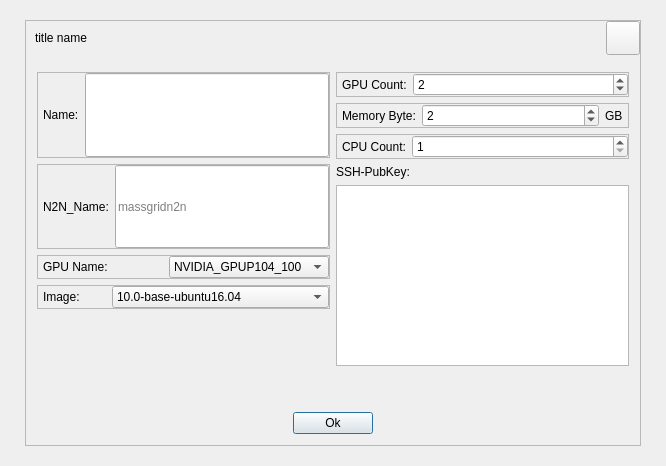
This is src/qt/forms/adddockerservicedlg.ui in MassGrid/MassGrid as Qt 5 draws it before an edit. The edited form follows.
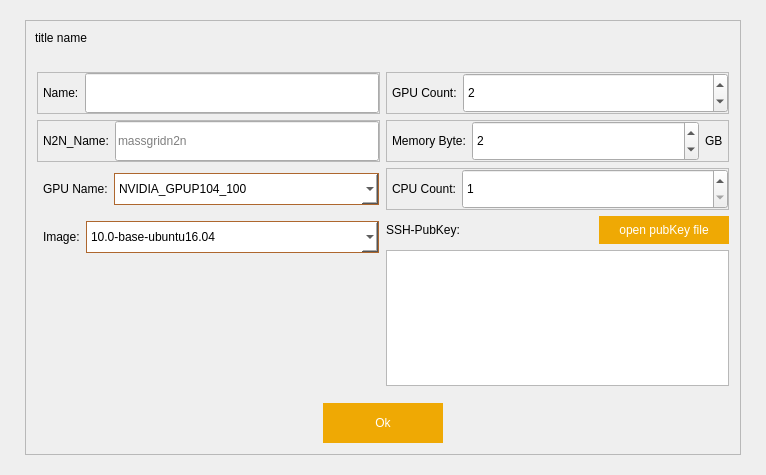
This is the edited form. Icons and pictures are not drawn.

What changed in the file:
```diff
--- a/src/qt/forms/adddockerservicedlg.ui
+++ b/src/qt/forms/adddockerservicedlg.ui
@@ -6,8 +6,8 @@
    <rect>
     <x>0</x>
     <y>0</y>
-    <width>666</width>
-    <height>466</height>
+    <width>766</width>
+    <height>475</height>
    </rect>
   </property>
   <property name="windowTitle">
@@ -52,24 +52,17 @@
         <property name="styleSheet">
          <string notr="true">QFrame#frame,
 QFrame#frame_2,
-QFrame#frame_3,
-QFrame#frame_4,
 QFrame#frame_5,
 QFrame#frame_6,
 QFrame#frame_7,
 QFrame#frame_8{
-min-height:40px;
-max-height:40px;
+    min-height:40px;
+    max-height:40px;
+    border-color: rgb(186, 186, 186);
+    border:1px solid rgb(186, 186, 186);
 }
-QFrame#frame_3,
-QFrame#frame_4{
-border:hidden;
-}
 
-
-
-
-QWidget#AddDockerServiceDlg QPushButton#cancelButton{
+QPushButton#cancelButton{
     min-width:20px;
     min-height:20px;
     max-width:20px;
@@ -78,7 +71,7 @@
     image: url(:/res/pic/closeBtn.png);
 }
 
-QWidget#AddDockerServiceDlg QPushButton#okButton{
+QPushButton#okButton{
 width:120;
 height:40;
 background-color: rgb(239, 169, 4);
@@ -86,12 +79,20 @@
 border:hidden;
 }
 
+QFrame#frame_4,
+QFrame#frame_3
+{
+    min-height:40px;
+    max-height:40px;
+    border: 1px solid;                         
+	border-color: rgb(255, 255, 255,0);
+}
 
-QComboBox{
-    background-color:rgb(172,99,43); 
-    color:white;
-    height:30px;
-    width:120px;
+
+QComboBox
+{
+    width: 160px;
+    height: 30px;
     border:1px solid rgb(174,103,46);
     background-repeat: no-repeat;
     background-position: center left;
@@ -100,40 +101,30 @@
     selection-color: black;
     selection-background-color: darkgray;
 }
+
 QComboBox::drop-down
 {
     width: 30px;
     height:30px;
-    image: url(:/res/pic/xjt.png)；
-
+    image: url(:/res/pic/xjt.png);
 }
-
 QComboBox QAbstractItemView
 {
-    width:140px;
-  outline: 0px;
-  color: rgb(255, 255, 255);
+    height:100px;
+    border: 0px;
+    color: rgb(255, 255, 255);
     selection-color: rgb(255, 255, 255);
     selection-background-color: rgb(239, 169, 4);
     background-color: rgb(198, 125, 26);
 }
 QComboBox QAbstractItemView::item
 {
-    height: 40px;
-   background-color: rgb(198, 125, 26);
+    height: 30px;
+    background-color: rgb(198, 125, 26);
     border:hidden;
     color: rgb(255, 255, 255);
-}&quot;);
-
- 
-
-QFrame#frame_4,
-QFrame#frame_3
-{
-     border: 1px solid;                         
-	border-color: rgb(255, 255, 255,0);
- 
-}</string>
+}
+</string>
         </property>
         <property name="frameShape">
          <enum>QFrame::StyledPanel</enum>
@@ -346,6 +337,12 @@
                 </item>
                 <item>
                  <widget class="QComboBox" name="comboBox_gpuname">
+                  <property name="sizePolicy">
+                   <sizepolicy hsizetype="Expanding" vsizetype="Fixed">
+                    <horstretch>0</horstretch>
+                    <verstretch>0</verstretch>
+                   </sizepolicy>
+                  </property>
                   <item>
                    <property name="text">
                     <string>NVIDIA_GPUP104_100</string>
@@ -386,6 +383,12 @@
                 </item>
                 <item>
                  <widget class="QComboBox" name="comboBox_image">
+                  <property name="sizePolicy">
+                   <sizepolicy hsizetype="Expanding" vsizetype="Fixed">
+                    <horstretch>0</horstretch>
+                    <verstretch>0</verstretch>
+                   </sizepolicy>
+                  </property>
                   <item>
                    <property name="text">
                     <string>10.0-base-ubuntu16.04</string>
@@ -606,11 +609,47 @@
                 <number>0</number>
                </property>
                <item>
-                <widget class="QLabel" name="label_6">
-                 <property name="text">
-                  <string>SSH-PubKey:</string>
+                <layout class="QHBoxLayout" name="horizontalLayout_11">
+                 <property name="topMargin">
+                  <number>0</number>
                  </property>
-                </widget>
+                 <item>
+                  <widget class="QLabel" name="label_6">
+                   <property name="text">
+                    <string>SSH-PubKey:</string>
+                   </property>
+                  </widget>
+                 </item>
+                 <item>
+                  <spacer name="horizontalSpacer_3">
+                   <property name="orientation">
+                    <enum>Qt::Horizontal</enum>
+                   </property>
+                   <property name="sizeHint" stdset="0">
+                    <size>
+                     <width>40</width>
+                     <height>20</height>
+                    </size>
+                   </property>
+                  </spacer>
+                 </item>
+                 <item>
+                  <widget class="QPushButton" name="openPubKeyButton">
+                   <property name="styleSheet">
+                    <string notr="true">QPushButton#openPubKeyButton{
+width:130;
+height:28;
+background-color: rgb(239, 169, 4);
+color: rgb(255, 255, 255);
+border:hidden;
+}</string>
+                   </property>
+                   <property name="text">
+                    <string>open pubKey file</string>
+                   </property>
+                  </widget>
+                 </item>
+                </layout>
                </item>
                <item>
                 <widget class="QTextEdit" name="textEdit_sshpubkey"/>
```
